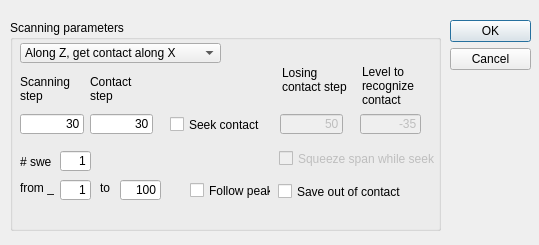
Above: Windows/UIs/scanning_dialog.ui from al509/ScanLoop before the change. Below: the same form after it.
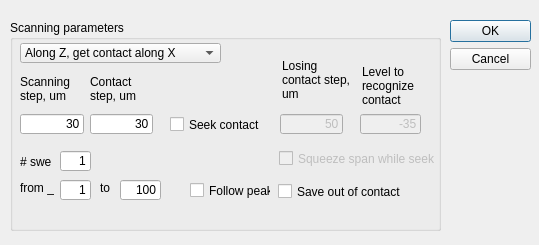
That is the form after the change.

Diff of the .ui file:
```diff
--- a/Windows/UIs/scanning_dialog.ui
+++ b/Windows/UIs/scanning_dialog.ui
@@ -54,7 +54,7 @@
      </rect>
     </property>
     <property name="text">
-     <string>Scanning step</string>
+     <string>Scanning step, um</string>
     </property>
     <property name="wordWrap">
      <bool>true</bool>
@@ -70,7 +70,7 @@
      </rect>
     </property>
     <property name="text">
-     <string>Contact step</string>
+     <string>Contact step, um</string>
     </property>
     <property name="scaledContents">
      <bool>false</bool>
@@ -249,7 +249,7 @@
      </rect>
     </property>
     <property name="text">
-     <string>Losing contact step</string>
+     <string>Losing contact step, um</string>
     </property>
     <property name="wordWrap">
      <bool>true</bool>
```
